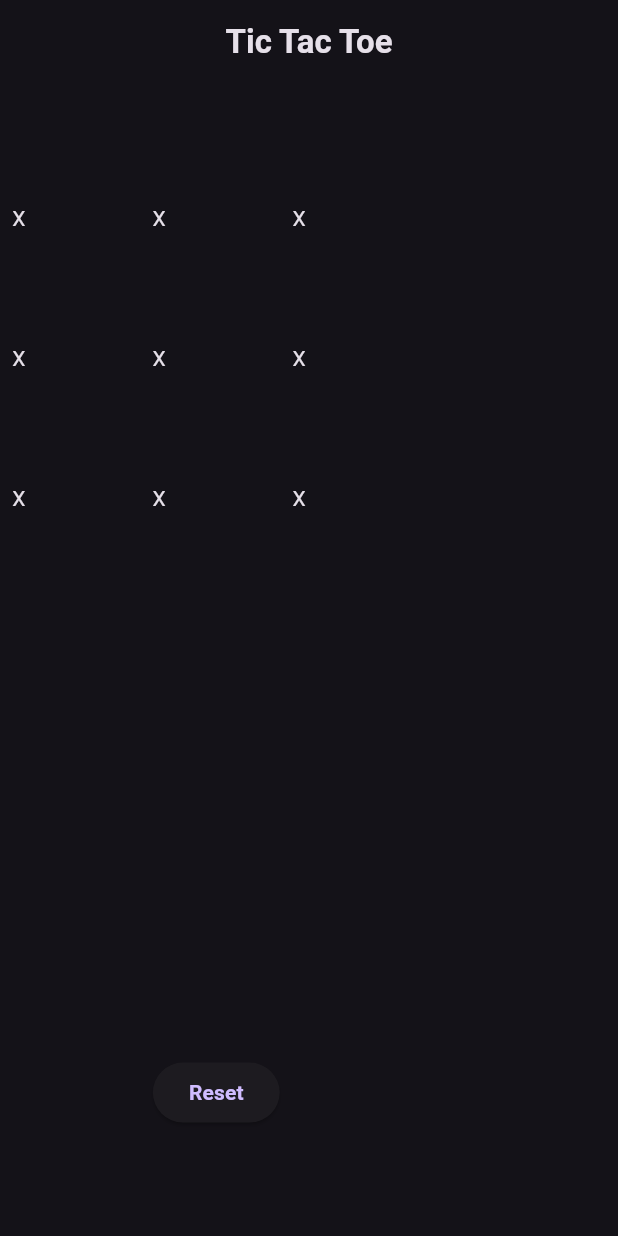
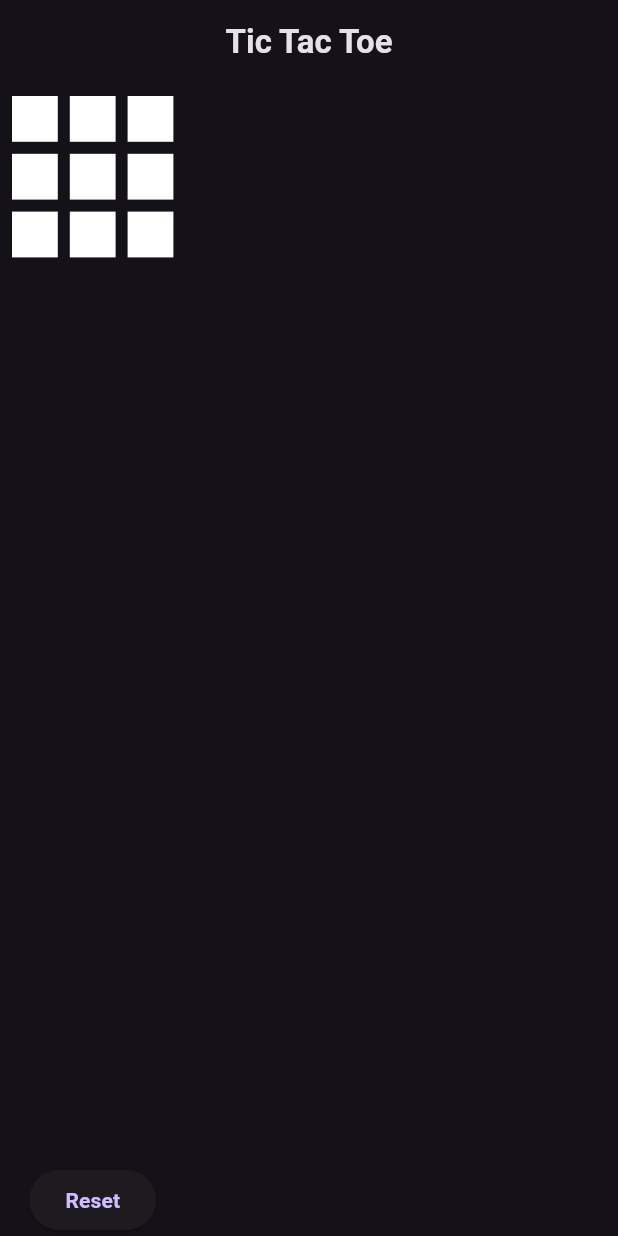
Before and after one commit to Niruban-A/tictactoe, a Flutter app: the screen it shows after launch, on a phone screen of 412 x 824 dp. Run offline on Flutter 3.47's test engine with Material 3 defaults, Android fonts, the light colour scheme and no system bars; our stand-ins replace google_fonts; Roboto replaces fonts that are missing (Abel).

Commit message:
fix:fixing some bugs

```diff
--- a/lib/home.dart
+++ b/lib/home.dart
@@ -1,3 +1,5 @@
+import 'dart:developer';
+
 import 'package:flutter/material.dart';
 import 'package:google_fonts/google_fonts.dart';
 
@@ -9,13 +11,12 @@ class Homepage extends StatefulWidget {
 }
 
 class _HomepageState extends State<Homepage> {
-  @override
   var currentplayer = "X";
   var winner = "";
   List<String> board = List.filled(9, '');
   void move(int index) {
     if (board[index] == "" && winner == "") {
-      board.insert(index, currentplayer);
+      board[index] = currentplayer;
       if (checkwinner(currentplayer)) {
         winner = "$currentplayer is the winner!!";
       } else if (!board.contains("")) {
@@ -24,6 +25,7 @@ class _HomepageState extends State<Homepage> {
         currentplayer == "X" ? currentplayer = "O" : currentplayer = "X";
       }
     }
+    print(winner);
   }
 
   bool checkwinner(String currentplayer) {
@@ -38,15 +40,16 @@ class _HomepageState extends State<Homepage> {
       [2, 4, 6],
     ];
     for (List pattern in winning_possibilities) {
-      if (pattern[0] == currentplayer &&
-          pattern[1] == currentplayer &&
-          pattern[2] == currentplayer) {
+      if (board[pattern[0]] == currentplayer &&
+          board[pattern[1]] == currentplayer &&
+          board[pattern[2]] == currentplayer) {
         return true;
       }
     }
     return false;
   }
 
+  @override
   Widget build(BuildContext context) {
     return Scaffold(
       appBar: AppBar(
@@ -58,12 +61,15 @@ class _HomepageState extends State<Homepage> {
       ),
       body: Column(
         mainAxisAlignment: MainAxisAlignment.center,
+        crossAxisAlignment: CrossAxisAlignment.center,
         children: [
-          SizedBox(
-            width: MediaQuery.of(context).size.width * 0.7,
-            height: MediaQuery.of(context).size.height * 0.7,
+          Expanded(
+            child: SizedBox(
+              width: MediaQuery.of(context).size.width * 0.3,
+              height: MediaQuery.of(context).size.height * 0.3,
               child: GridView.builder(
                 padding: EdgeInsets.all(4),
+
                 shrinkWrap: true,
                 itemCount: 9,
                 gridDelegate: SliverGridDelegateWithFixedCrossAxisCount(
@@ -72,17 +78,29 @@ class _HomepageState extends State<Homepage> {
                 itemBuilder: (context, index) => GestureDetector(
                   onTap: () {
                     setState(() {
-                    board[index] = currentplayer;
+                      move(index);
                     });
                   },
                   child: Container(
                     margin: EdgeInsets.all(4),
-                  decoration: BoxDecoration(color: Colors.transparent),
-                  child: Text(currentplayer),
+                    decoration: BoxDecoration(color: Colors.white),
+                    child: Center(
+                      child: Text(
+                        board[index],
+                        style: GoogleFonts.abel(
+                          fontSize: 120,
+                          color: Colors.amber[700],
                         ),
                       ),
                     ),
                   ),
+                ),
+              ),
+            ),
+          ),
+          SizedBox(height: 30),
+          Text(winner),
+          SizedBox(height: 30),
           ElevatedButton(
             onPressed: () {},
             child: Text(
@@ -95,6 +113,7 @@ class _HomepageState extends State<Homepage> {
     );
   }
 }
+
 /*Tic Tac Toe (also called Noughts and Crosses) is a classic two-player game played on a 3×3 grid.
 
 Players take turns marking a cell with either X or O.
```
Lines whose indentation alone changed are shown as unchanged.
